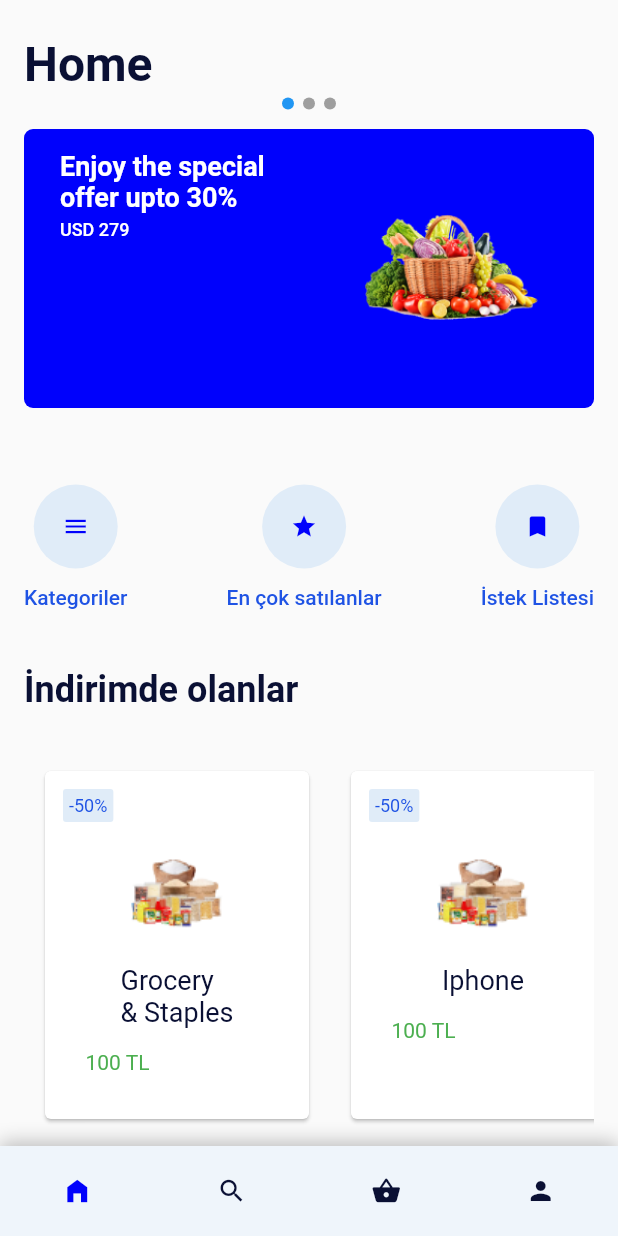
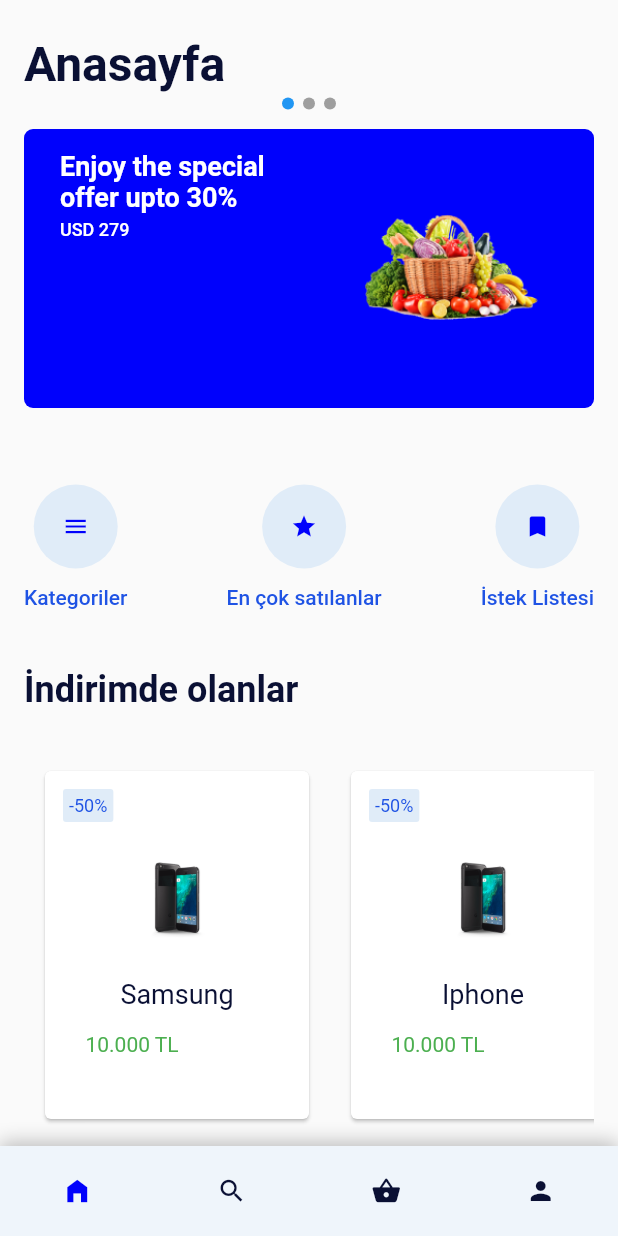
Before and after one commit to MuhammedFatihInce/3301456_213301002, a Flutter app: the screen it shows after launch, on a phone screen of 412 x 824 dp. Run offline on Flutter 3.47's test engine with Material 2 defaults, Android fonts, the phone set to English and light mode, and no system bars.

Commit message:
3301456_213301002

```diff
--- a/lib/components/buildContext.dart
+++ b/lib/components/buildContext.dart
@@ -26,7 +26,7 @@ Widget buildContent(String title, String photoUrl, String price, BuildContext co
             height: 16,
           ),
           Image.asset(
-            photoUrl,
+            photoUrl, height: 60, width: 60,
           ),
           Column(
             crossAxisAlignment: CrossAxisAlignment.start,
--- a/lib/components/buildHeader.dart
+++ b/lib/components/buildHeader.dart
@@ -4,7 +4,7 @@ Widget buildHeader() {
   return Padding(
     padding: const EdgeInsets.only(top: 24.0),
     child: Text(
-      "Home",
+      "Anasayfa",
       style: TextStyle(
           fontSize: 32, color: Color(0XFF0A1034), fontWeight: FontWeight.bold),
     ),
--- a/lib/components/buildSalesItem.dart
+++ b/lib/components/buildSalesItem.dart
@@ -27,7 +27,7 @@ Widget buildSalesItem({
             SizedBox(
               height: 22,
             ),
-            Center(child: Image.asset(photoUrl)),
+            Center(child: Image.asset(photoUrl, width: 60, height: 60,)),
             SizedBox(
               height: 22,
             ),
@@ -45,7 +45,7 @@ Widget buildSalesItem({
                   mainAxisAlignment: MainAxisAlignment.spaceBetween,
                   children: [
                     Text(
-                      "100 TL",
+                      "10.000 TL",
                       style: TextStyle(color: Colors.green),
                     ),
                   ],
--- a/lib/pages/category.dart
+++ b/lib/pages/category.dart
@@ -9,53 +9,53 @@ class CategoryPage extends StatelessWidget {
 
    List<Map> products = [
      {
-      "isim": "Surface laptop 3",
-      "fotograf": "assets/images/Grocery&Staples.png",
+       "isim": "Iphone 11 Pro",
+       "fotograf": "assets/images/mobilePhone.png",
        "fiyat": "999"
      },
      {
        "isim": "Iphone 11 Pro",
-      "fotograf": "assets/images/Grocery&Staples.png",
+       "fotograf": "assets/images/mobilePhone.png",
        "fiyat": "999"
      },
      {
        "isim": "Mackbook",
-      "fotograf": "assets/images/Grocery&Staples.png",
+       "fotograf": "assets/images/mobilePhone.png",
        "fiyat": "999"
      },
      {
        "isim": "Başka bişey",
-      "fotograf": "assets/images/Grocery&Staples.png",
+       "fotograf": "assets/images/mobilePhone.png",
        "fiyat": "999"
      },
      {
-      "isim": "Surface laptop 7",
-      "fotograf": "assets/images/Grocery&Staples.png",
+       "isim": "Iphone 11 Pro",
+       "fotograf": "assets/images/mobilePhone.png",
        "fiyat": "999"
      },
      {
-      "isim": "Surface laptop 8",
-      "fotograf": "assets/images/Grocery&Staples.png",
+       "isim": " laptop 8",
+       "fotograf": "assets/images/mobilePhone.png",
        "fiyat": "999"
      },
      {
-      "isim": "Surface laptop 8",
-      "fotograf": "assets/images/Grocery&Staples.png",
+       "isim": "Iphone 11 Pro",
+       "fotograf": "assets/images/mobilePhone.png",
        "fiyat": "999"
      },
      {
-      "isim": "Surface laptop 8",
-      "fotograf": "assets/images/Grocery&Staples.png",
+       "isim": "laptop 8",
+       "fotograf":"assets/images/mobilePhone.png",
        "fiyat": "999"
      },
      {
-      "isim": "Surface laptop 8",
-      "fotograf": "assets/images/Grocery&Staples.png",
+       "isim": "Mackbook",
+       "fotograf": "assets/images/mobilePhone.png",
        "fiyat": "999"
      },
      {
-      "isim": "Surface laptop 8",
-      "fotograf": "assets/images/Grocery&Staples.png",
+       "isim": " laptop 8",
+       "fotograf": "assets/images/mobilePhone.png",
        "fiyat": "999"
      },
    ];
--- a/lib/pages/home.dart
+++ b/lib/pages/home.dart
@@ -3,6 +3,7 @@ import 'package:deneme_flutter/components/buildHeader.dart';
 import 'package:deneme_flutter/components/buildNavigation.dart';
 import 'package:deneme_flutter/components/buildSalesItem.dart';
 import 'package:deneme_flutter/models/Product.dart';
+
 import 'package:flutter/material.dart';
 
 import 'categories.dart';
@@ -16,47 +17,51 @@ class HomePage extends StatefulWidget {
 class _HomePageState extends State<HomePage> {
   List<Widget> campaigns = [buildBanner(), buildBanner(), buildBanner()];
   int newIndex = 0;
-
   List<Product> product = [
     Product.withId(
         id: 1,
-        name: 'Grocery \n& Staples',
-        photoUrl: "assets/images/Grocery&Staples.png",
+        name: 'Samsung',
+        photoUrl: "assets/images/mobilePhone.png",
         discount: "-50%"),
     Product.withId(
         id: 2,
         name: 'Iphone',
-        photoUrl: "assets/images/Grocery&Staples.png",
+        photoUrl: "assets/images/mobilePhone.png",
         discount: "-50%"),
     Product.withId(
         id: 3,
-        name: 'Laptop ',
-        photoUrl: "assets/images/Grocery&Staples.png",
+        name: 'Xiaomi ',
+        photoUrl: "assets/images/mobilePhone.png",
         discount: "-50%"),
     Product.withId(
         id: 4,
-        name: 'Pc ',
-        photoUrl: "assets/images/Grocery&Staples.png",
+        name: 'Samsung ',
+        photoUrl: "assets/images/mobilePhone.png",
         discount: "-50%"),
     Product.withId(
         id: 5,
-        name: 'Fırın',
-        photoUrl: "assets/images/Grocery&Staples.png",
+        name: 'Iphone',
+        photoUrl: "assets/images/mobilePhone.png",
         discount: "-50%"),
     Product.withId(
         id: 6,
-        name: 'Grocery \n& Staples',
-        photoUrl: "assets/images/Grocery&Staples.png",
+        name: 'Xiaomi',
+        photoUrl: "assets/images/mobilePhone.png",
         discount: "-50%"),
     Product.withId(
-        id: 7,
-        name: 'Grocery \n& Staples',
-        photoUrl: "assets/images/Grocery&Staples.png",
+        id: 4,
+        name: 'Samsung ',
+        photoUrl: "assets/images/mobilePhone.png",
         discount: "-50%"),
     Product.withId(
-        id: 8,
-        name: 'Grocery \n& Staples',
-        photoUrl: "assets/images/Grocery&Staples.png",
+        id: 5,
+        name: 'Iphone',
+        photoUrl: "assets/images/mobilePhone.png",
+        discount: "-50%"),
+    Product.withId(
+        id: 6,
+        name: 'Xiaomi',
+        photoUrl: "assets/images/mobilePhone.png",
         discount: "-50%"),
   ];
 
--- a/lib/pages/main.dart
+++ b/lib/pages/main.dart
@@ -1,9 +1,9 @@
 import 'package:deneme_flutter/pages/home.dart';
 import 'package:flutter/material.dart';
-import 'package:flutter_riverpod/flutter_riverpod.dart';
+
 
 void main() {
-  runApp(ProviderScope(child: MyApp()));
+  runApp(MyApp());
 }
 
 class MyApp extends StatelessWidget {
@@ -12,7 +12,7 @@ class MyApp extends StatelessWidget {
 
     return MaterialApp(
       debugShowCheckedModeBanner: false,
-      title: 'Flutter Demo',
+      title: 'Teknoya',
       theme: ThemeData(
         primarySwatch: Colors.blue,
       ),
--- a/lib/pages/productDetail.dart
+++ b/lib/pages/productDetail.dart
@@ -71,7 +71,7 @@ class _ProductDetailPage extends State<ProductDetailPage> {
                     //RENK SEÇENEKLERİ
                     Center(
                       child: Text(
-                        "Color",
+                        "Renk",
                         style: TextStyle(
                             fontSize: 18,
                             fontWeight: FontWeight.w600,
@@ -95,7 +95,7 @@ class _ProductDetailPage extends State<ProductDetailPage> {
 
                     Center(
                       child: Text(
-                        "Capacity",
+                        "Kapasite",
                         style: TextStyle(
                             fontSize: 18,
                             fontWeight: FontWeight.w600,
@@ -148,7 +148,7 @@ class _ProductDetailPage extends State<ProductDetailPage> {
                           borderRadius: BorderRadius.circular(4),
                           color: Color(0xFF1F53E4),
                         ),
-                        child: Text("Add to cart", textAlign: TextAlign.center, style: TextStyle(fontSize: 18, color: Colors.white, fontWeight: FontWeight.w600),),
+                        child: Text("Sepete ekle", textAlign: TextAlign.center, style: TextStyle(fontSize: 18, color: Colors.white, fontWeight: FontWeight.w600),),
                       ),
                     ),
                     SizedBox(height: 100,),
--- a/pubspec.yaml
+++ b/pubspec.yaml
@@ -35,9 +35,6 @@ dependencies:
   # The following adds the Cupertino Icons font to your application.
   # Use with the CupertinoIcons class for iOS style icons.
   cupertino_icons: ^1.0.2
-  riverpod: ^2.3.4
-  flutter_riverpod: ^2.3.4
-  grock: ^0.2.6
 
 dev_dependencies:
   flutter_test:
```
Also changed, not shown: lib/pages/categories.dart (+13 -12 lines), pubspec.lock, 4 other files. Lines whose indentation alone changed are shown as unchanged.
